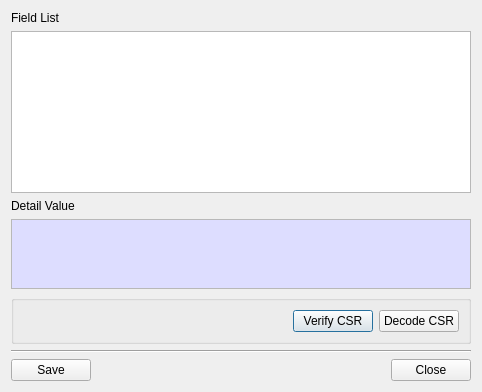
This is BerEditor/csr_info_dlg.ui in jykim74/BerEditor as Qt 5 draws it before an edit. The edited form follows.
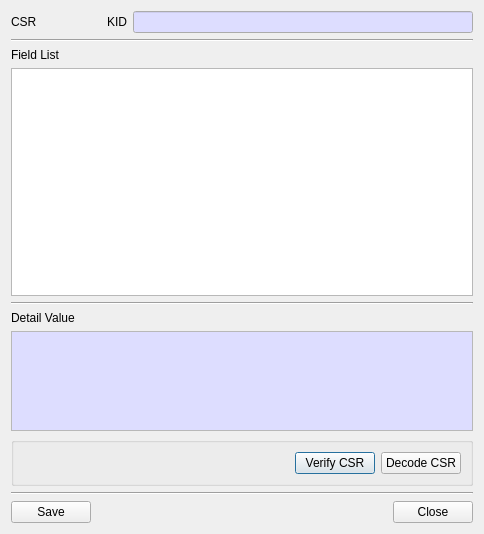
This is the edited form.

```diff
--- a/BerEditor/csr_info_dlg.ui
+++ b/BerEditor/csr_info_dlg.ui
@@ -6,14 +6,98 @@
    <rect>
     <x>0</x>
     <y>0</y>
-    <width>478</width>
-    <height>392</height>
+    <width>484</width>
+    <height>534</height>
    </rect>
   </property>
   <property name="windowTitle">
    <string>CSR Information</string>
   </property>
   <layout class="QVBoxLayout" name="verticalLayout">
+   <item>
+    <layout class="QGridLayout" name="gridLayout_3">
+     <property name="topMargin">
+      <number>0</number>
+     </property>
+     <item row="0" column="2">
+      <widget class="QLabel" name="label_4">
+       <property name="text">
+        <string>KID</string>
+       </property>
+      </widget>
+     </item>
+     <item row="0" column="0">
+      <widget class="QLabel" name="label_3">
+       <property name="text">
+        <string>CSR</string>
+       </property>
+      </widget>
+     </item>
+     <item row="0" column="3">
+      <widget class="QLineEdit" name="mKIDText">
+       <property name="minimumSize">
+        <size>
+         <width>340</width>
+         <height>0</height>
+        </size>
+       </property>
+       <property name="palette">
+        <palette>
+         <active>
+          <colorrole role="Base">
+           <brush brushstyle="SolidPattern">
+            <color alpha="255">
+             <red>221</red>
+             <green>221</green>
+             <blue>255</blue>
+            </color>
+           </brush>
+          </colorrole>
+         </active>
+         <inactive>
+          <colorrole role="Base">
+           <brush brushstyle="SolidPattern">
+            <color alpha="255">
+             <red>221</red>
+             <green>221</green>
+             <blue>255</blue>
+            </color>
+           </brush>
+          </colorrole>
+         </inactive>
+         <disabled/>
+        </palette>
+       </property>
+       <property name="alignment">
+        <set>Qt::AlignRight|Qt::AlignTrailing|Qt::AlignVCenter</set>
+       </property>
+       <property name="readOnly">
+        <bool>true</bool>
+       </property>
+      </widget>
+     </item>
+     <item row="0" column="1">
+      <spacer name="horizontalSpacer_3">
+       <property name="orientation">
+        <enum>Qt::Horizontal</enum>
+       </property>
+       <property name="sizeHint" stdset="0">
+        <size>
+         <width>40</width>
+         <height>20</height>
+        </size>
+       </property>
+      </spacer>
+     </item>
+    </layout>
+   </item>
+   <item>
+    <widget class="Line" name="line_3">
+     <property name="orientation">
+      <enum>Qt::Horizontal</enum>
+     </property>
+    </widget>
+   </item>
    <item>
     <widget class="QLabel" name="label">
      <property name="text">
@@ -34,6 +118,13 @@
      </attribute>
     </widget>
    </item>
+   <item>
+    <widget class="Line" name="line_2">
+     <property name="orientation">
+      <enum>Qt::Horizontal</enum>
+     </property>
+    </widget>
+   </item>
    <item>
     <widget class="QLabel" name="label_2">
      <property name="text">
```
